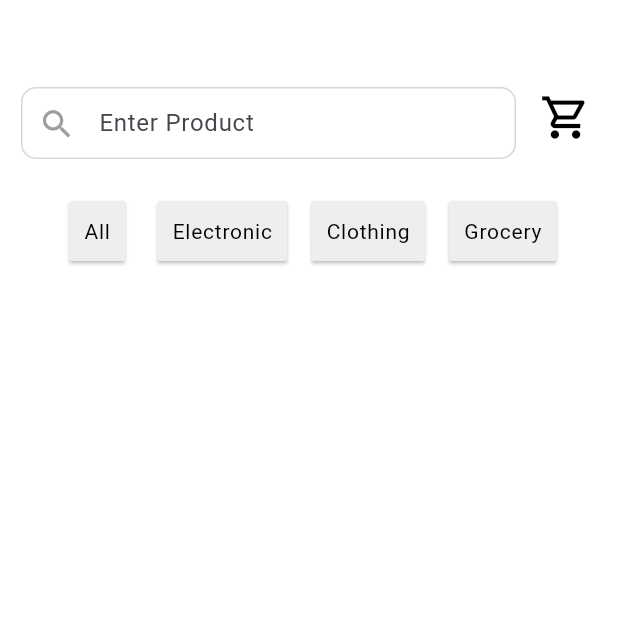
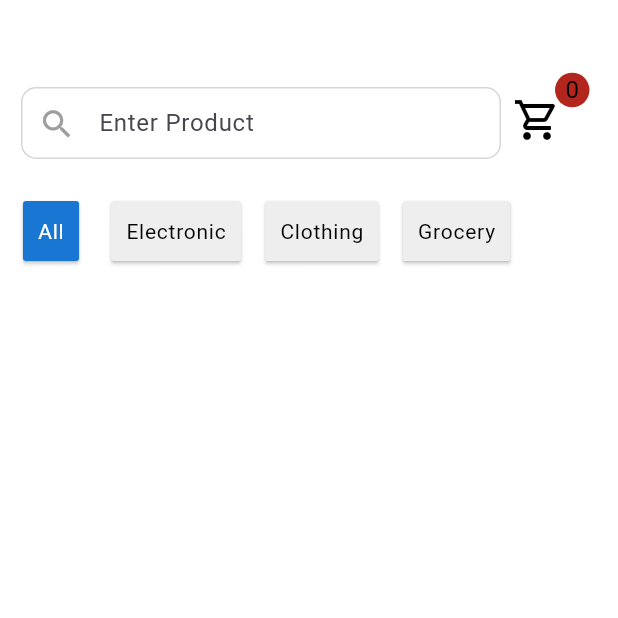
Before and after one commit to Rutva-Patadiya/Shopping-Cart, a Flutter app: the screen it shows after launch, on a phone screen of 412 x 824 dp, the top half of it. Run offline on Flutter 3.47's test engine with Material 3 defaults, Android fonts, the phone set to English and light mode, and no system bars; our stand-ins replace cloud_firestore, equatable, firebase_auth, firebase_core, flutter_bloc, flutter_svg; accounts and stored records are empty; Roboto replaces fonts that are missing (Poppins).

Commit message:
Feature added: Button Highlighted when it's selected & product can be find by name & Added products to cart

```diff
--- a/lib/cart/bloc/add_to_cart_bloc.dart
+++ b/lib/cart/bloc/add_to_cart_bloc.dart
@@ -10,7 +10,7 @@ class AddToCartBloc extends Bloc<AddToCartEvent, AddToCartState> {
   AddToCartBloc() : super(CartLoading()) {
     on<AddToCart>((event, emit) async {
       _cartItems.add(event.product);
-      emit(CartLoaded(_cartItems));
+      emit(CartLoaded(List<Product>.from(_cartItems)));
     });
   }
 }
--- a/lib/cart/bloc/add_to_cart_state.dart
+++ b/lib/cart/bloc/add_to_cart_state.dart
@@ -12,6 +12,9 @@ class CartLoaded extends AddToCartState {
   final List<Product> cartItems;
 
   CartLoaded(this.cartItems);
+
+  @override
+  List<Object?> get props => [cartItems];
 }
 
 class CartError extends AddToCartState {
@@ -20,8 +23,8 @@ class CartError extends AddToCartState {
   CartError(this.message);
 }
 
-class ButtonClicked extends AddToCartState {
-  final bool isClicked;
-
-  ButtonClicked(this.isClicked);
-}
+// class ButtonClicked extends AddToCartState {
+//   final bool isClicked;
+//
+//   ButtonClicked(this.isClicked);
+// }
--- a/lib/core/utils/theme/input_decoration.dart
+++ b/lib/core/utils/theme/input_decoration.dart
@@ -1,6 +1,5 @@
 import 'package:flutter/material.dart';
 import 'package:shopping_cart/core/utils/theme/theme.dart';
-
 
 class TInputDecoration {
   TInputDecoration._();
--- a/lib/login/bloc/auth_event.dart
+++ b/lib/login/bloc/auth_event.dart
@@ -1,37 +1,31 @@
 //declare one common class and extends , why because if we define the parameter for bloc builder then write only AUthSTate and there it will check the for different events
 
-abstract class AuthEvent
-{
+abstract class AuthEvent {}
+
+class SignUpRequested extends AuthEvent {
+  final String email;
+  final String password;
+
+  SignUpRequested(this.email, this.password);
 }
 
-class SignUpRequested extends AuthEvent
-{
+class LoginRequested extends AuthEvent {
   final String email;
   final String password;
-  SignUpRequested(this.email,this.password);
-}
 
-class LoginRequested extends AuthEvent
-{
-  final String email;
-  final String password;
   LoginRequested(this.email, this.password);
+
   List<Object> get props => [email, password];
 }
 
 //obscure text visibility
 class TextVisibility extends AuthEvent {
   TextVisibility();
+
   List<Object> get props => [];
 }
 
 //textvisibility of confirm pass
-class ConfirmPass extends AuthEvent
-{}
+class ConfirmPass extends AuthEvent {}
 
-
-
-class LogOut extends AuthEvent
-{
-
-}
+class LogOut extends AuthEvent {}
--- a/lib/login/bloc/auth_state.dart
+++ b/lib/login/bloc/auth_state.dart
@@ -24,11 +24,7 @@ class AuthState extends Equatable {
   }
 
   @override
-  List<Object> get props => [
-    isLoading,
-    obscureText,
-    confirmPass,
-  ];
+  List<Object> get props => [isLoading, obscureText, confirmPass];
 }
 
 class AuthLoading extends AuthState {}
--- a/lib/product/bloc/filter_product_event.dart
+++ b/lib/product/bloc/filter_product_event.dart
@@ -16,3 +16,12 @@ class FilterProducts extends ProductFilterEvent {
   @override
   List<Object?> get props => [category];
 }
+
+class SearchProduct extends ProductFilterEvent {
+  final String query;
+
+  SearchProduct(this.query);
+
+  @override
+  List<Object?> get props => [query];
+}
--- a/lib/product/product_page.dart
+++ b/lib/product/product_page.dart
@@ -1,5 +1,7 @@
 import 'package:flutter/material.dart';
 import 'package:flutter_bloc/flutter_bloc.dart';
+import 'package:shopping_cart/cart/bloc/add_to_cart_bloc.dart';
+import 'package:shopping_cart/cart/bloc/add_to_cart_state.dart';
 import 'package:shopping_cart/product/product_list.dart';
 
 import '../cart/cart_page.dart';
@@ -20,9 +22,18 @@ class ProductPage extends StatefulWidget {
 }
 
 class _ProductPageState extends State<ProductPage> {
+  String selectedCategory = "All";
+  TextEditingController searchController = TextEditingController();
+
   @override
   void initState() {
     super.initState();
+    //for searching feature in textfield
+    //called everytime when the text is written or changed
+    searchController.addListener(() {
+      String query = searchController.text;
+      context.read<ProductBloc>().add(SearchProduct(query));
+    });
 
     //addPostFrameCallback means it will call something when the whole UI is loaded.
     WidgetsBinding.instance.addPostFrameCallback((_) {
@@ -30,9 +41,19 @@ class _ProductPageState extends State<ProductPage> {
     });
   }
 
+  //for highlight the button which is selected
+  void _onCategoryChanged(String category) {
+    setState(() {
+      selectedCategory = category;
+    });
+    context.read<ProductBloc>().add(FilterProducts(selectedCategory));
+  }
+
   @override
   Widget build(BuildContext context) {
     return Scaffold(
+      resizeToAvoidBottomInset: true,
+
       body: Column(
         children: [
           SizedBox(height: 32),
@@ -46,22 +67,42 @@ class _ProductPageState extends State<ProductPage> {
                   hint: "Enter Product",
                   hintStyle: TTextTheme.lightTextTheme.titleSmall,
                   obscureText: false,
-                  controller: SearchController(),
+                  controller: searchController,
                   prefixIcon: Icons.search,
                   suffixIcon: null,
                   validator: null,
-                  width: 330,
+                  width: 320,
                 ),
 
-                Padding(
-                  padding: const EdgeInsets.only(left: 8, top: 18),
+                BlocBuilder<AddToCartBloc, AddToCartState>(
+                  builder: (context, state) {
+                    int count = 0;
+                    bool isGreater = false;
+                    if (state is CartLoaded) {
+                      count = state.cartItems.length;
+                      isGreater = count > 9;
+                    }
+
+                    return Padding(
+                      padding: const EdgeInsets.only(top: 22),
+                      child: Badge(
+                        label: Text(
+                          isGreater ? '9+' : '$count',
+                          style: TextTheme.of(
+                            context,
+                          ).labelLarge?.copyWith(fontWeight: FontWeight.w400),
+                        ),
+
                         child: IconButton(
                           onPressed: () {
                             Navigator.pushNamed(context, CartPage.route);
                           },
                           color: Colors.black,
-                    icon: Icon(Icons.shopping_cart_outlined, size: 34),
+                          icon: Icon(Icons.shopping_cart_outlined, size: 32),
                         ),
+                      ),
+                    );
+                  },
                 ),
               ],
             ),
@@ -69,34 +110,36 @@ class _ProductPageState extends State<ProductPage> {
 
           SizedBox(height: 16),
 
-          SingleChildScrollView(
-            scrollDirection: Axis.horizontal,
+          Padding(
+            padding: const EdgeInsets.only(left: 2),
             child: Row(
               children: [
                 CustomButton(
                   name: "All",
+                  isSelected: selectedCategory == "All",
                   onPressed: () {
-                    context.read<ProductBloc>().add(FilterProducts("All"));
+                    _onCategoryChanged("All");
                   },
                 ),
                 CustomButton(
                   name: "Electronic",
+                  isSelected: selectedCategory == "Electronic",
                   onPressed: () {
-                    context.read<ProductBloc>().add(
-                      FilterProducts("Electronic"),
-                    );
+                    _onCategoryChanged("Electronic");
                   },
                 ),
                 CustomButton(
                   name: "Clothing",
+                  isSelected: selectedCategory == "Clothing",
                   onPressed: () {
-                    context.read<ProductBloc>().add(FilterProducts("Clothing"));
+                    _onCategoryChanged("Clothing");
                   },
                 ),
                 CustomButton(
                   name: "Grocery",
+                  isSelected: selectedCategory == "Grocery",
                   onPressed: () {
-                    context.read<ProductBloc>().add(FilterProducts("Grocery"));
+                    _onCategoryChanged("Grocery");
                   },
                 ),
               ],
@@ -114,8 +157,9 @@ class _ProductPageState extends State<ProductPage> {
                     padding: EdgeInsets.only(top: 6),
                     itemCount: products.length,
                     itemBuilder:
-                        (context, index) =>
-                            ProductList(product: products[index]),
+                        (context, index) => ProductList(
+                          product: products[index],
+                        ), //after converting the products in the list it can be accessed using an index number
                   );
                 } else if (state is ProductError) {
                   return Center(child: Text(state.message));
@@ -133,8 +177,14 @@ class _ProductPageState extends State<ProductPage> {
 class CustomButton extends StatelessWidget {
   final String name;
   final VoidCallback onPressed;
+  final bool isSelected;
 
-  const CustomButton({super.key, required this.name, required this.onPressed});
+  const CustomButton({
+    super.key,
+    required this.name,
+    required this.onPressed,
+    required this.isSelected, //to check whether that button is selected or not
+  });
 
   @override
   Widget build(BuildContext context) {
@@ -147,9 +197,9 @@ class CustomButton extends StatelessWidget {
             shape: RoundedRectangleBorder(
               borderRadius: BorderRadius.circular(2),
             ),
-            backgroundColor: AppColors.grey,
+            backgroundColor: isSelected ? AppColors.bgAccent : AppColors.grey,
             // Override background color
-            foregroundColor: Colors.black,
+            foregroundColor: isSelected ? Colors.white : Colors.black,
             // Override text/icon color
             minimumSize: Size(30, 40),
             // Override size
--- a/pubspec.yaml
+++ b/pubspec.yaml
@@ -40,6 +40,7 @@ dependencies:
   firebase_core: ^3.13.0
   cloud_firestore: ^5.6.7
   flutter_svg: ^2.1.0
+  badges: ^3.1.2
 
 dev_dependencies:
   flutter_test:
```
Also changed, not shown: lib/cart/cart_page.dart (+74 -10 lines), lib/core/utils/theme/elevated_button_theme.dart (+3 -4 lines), lib/product/bloc/filter_product_bloc.dart (+20 -0 lines), pubspec.lock. Lines whose indentation alone changed are shown as unchanged.
